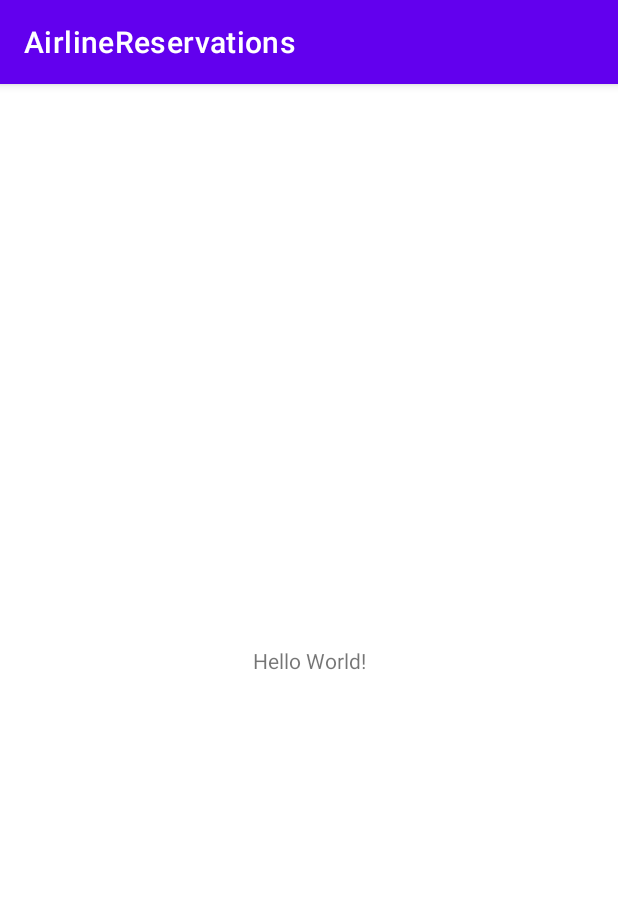
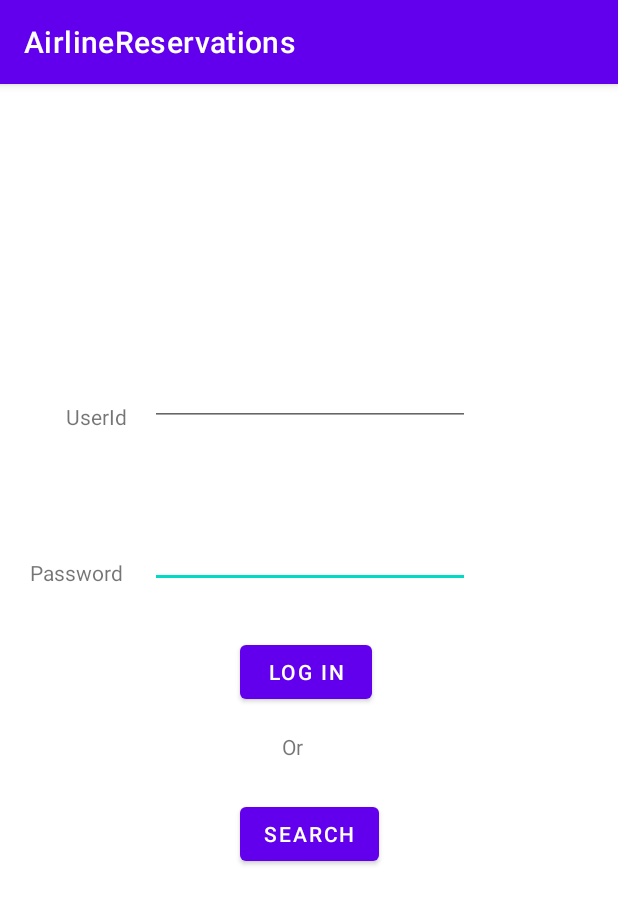
Before and after one commit to pestilence-and-war/AirlineReservations, an Android app: the screen it shows after launch (MainActivity), on a phone screen of 412 x 824 dp. Shown: the top 904 px of the screen. Run offline under Robolectric (Android 15) with nearby library versions, the phone set to English and light mode, and no system bars.

```diff
--- a/app/build.gradle
+++ b/app/build.gradle
@@ -34,6 +34,9 @@ dependencies {
     implementation 'androidx.appcompat:appcompat:1.4.1'
     implementation 'com.google.android.material:material:1.5.0'
     implementation 'androidx.constraintlayout:constraintlayout:2.1.3'
+    implementation 'androidx.legacy:legacy-support-v4:1.0.0'
+    implementation 'androidx.lifecycle:lifecycle-livedata-ktx:2.4.1'
+    implementation 'androidx.lifecycle:lifecycle-viewmodel-ktx:2.4.1'
     testImplementation 'junit:junit:4.13.2'
     androidTestImplementation 'androidx.test.ext:junit:1.1.3'
     androidTestImplementation 'androidx.test.espresso:espresso-core:3.4.0'
--- a/app/src/main/res/layout/activity_main.xml
+++ b/app/src/main/res/layout/activity_main.xml
@@ -7,12 +7,76 @@
     tools:context=".MainActivity">
 
     <TextView
+        android:id="@+id/textViewUserId"
         android:layout_width="wrap_content"
         android:layout_height="wrap_content"
-        android:text="Hello World!"
-        app:layout_constraintBottom_toBottomOf="parent"
-        app:layout_constraintEnd_toEndOf="parent"
+        android:layout_marginStart="44dp"
+        android:layout_marginTop="212dp"
+        android:text="UserId"
         app:layout_constraintStart_toStartOf="parent"
         app:layout_constraintTop_toTopOf="parent" />
 
+    <EditText
+        android:id="@+id/editTextTextPassword"
+        android:layout_width="wrap_content"
+        android:layout_height="wrap_content"
+        android:layout_marginStart="100dp"
+        android:layout_marginTop="288dp"
+        android:ems="10"
+        android:inputType="textPassword"
+        android:minHeight="48dp"
+        app:layout_constraintStart_toStartOf="parent"
+        app:layout_constraintTop_toTopOf="parent" />
+
+    <EditText
+        android:id="@+id/editTextText"
+        android:layout_width="wrap_content"
+        android:layout_height="wrap_content"
+        android:layout_marginStart="100dp"
+        android:layout_marginTop="180dp"
+        android:ems="10"
+        android:inputType="text"
+        android:minHeight="48dp"
+        app:layout_constraintStart_toStartOf="parent"
+        app:layout_constraintTop_toTopOf="parent" />
+
+    <TextView
+        android:id="@+id/textViewPassword"
+        android:layout_width="wrap_content"
+        android:layout_height="wrap_content"
+        android:layout_marginStart="20dp"
+        android:layout_marginTop="316dp"
+        android:text="Password"
+        app:layout_constraintStart_toStartOf="parent"
+        app:layout_constraintTop_toTopOf="parent" />
+
+    <Button
+        android:id="@+id/buttonLogIn"
+        android:layout_width="wrap_content"
+        android:layout_height="wrap_content"
+        android:layout_marginStart="160dp"
+        android:layout_marginTop="368dp"
+        android:text="Log In"
+        app:layout_constraintStart_toStartOf="parent"
+        app:layout_constraintTop_toTopOf="parent" />
+
+    <TextView
+        android:id="@+id/textViewOr"
+        android:layout_width="35dp"
+        android:layout_height="35dp"
+        android:layout_marginStart="188dp"
+        android:layout_marginTop="432dp"
+        android:text="Or"
+        app:layout_constraintStart_toStartOf="parent"
+        app:layout_constraintTop_toTopOf="parent" />
+
+    <Button
+        android:id="@+id/buttonSearch"
+        android:layout_width="wrap_content"
+        android:layout_height="wrap_content"
+        android:layout_marginStart="160dp"
+        android:layout_marginTop="476dp"
+        android:text="Search"
+        app:layout_constraintStart_toStartOf="parent"
+        app:layout_constraintTop_toTopOf="parent" />
 </androidx.constraintlayout.widget.ConstraintLayout>
--- a/build.gradle
+++ b/build.gradle
@@ -1,5 +1,5 @@
 // Top-level build file where you can add configuration options common to all sub-projects/modules.
 plugins {
-    id 'com.android.application' version '7.4.2' apply false
-    id 'com.android.library' version '7.4.2' apply false
+    id 'com.android.application' version '8.0.1' apply false
+    id 'com.android.library' version '8.0.1' apply false
 }
--- a/gradle.properties
+++ b/gradle.properties
@@ -19,3 +19,5 @@ android.useAndroidX=true
 # resources declared in the library itself and none from the library's dependencies,
 # thereby reducing the size of the R class for that library
 android.nonTransitiveRClass=true
+android.defaults.buildfeatures.buildconfig=true
+android.nonFinalResIds=false
```
Also changed, not shown: app/src/main/assets/Flight Information.txt (added, +200 -0 lines), app/src/main/java/com/example/airlinereservations/FlightSearchActivity.java (+33 -15 lines), app/src/main/java/com/example/airlinereservations/SearchFragment.java (added, +33 -0 lines), app/src/main/java/com/example/airlinereservations/SearchViewModel.java (added, +7 -0 lines), app/src/main/res/layout/fragment_search.xml (added, +50 -0 lines), app/src/main/res/values/strings.xml (+26 -0 lines), gradle/wrapper/gradle-wrapper.properties.
